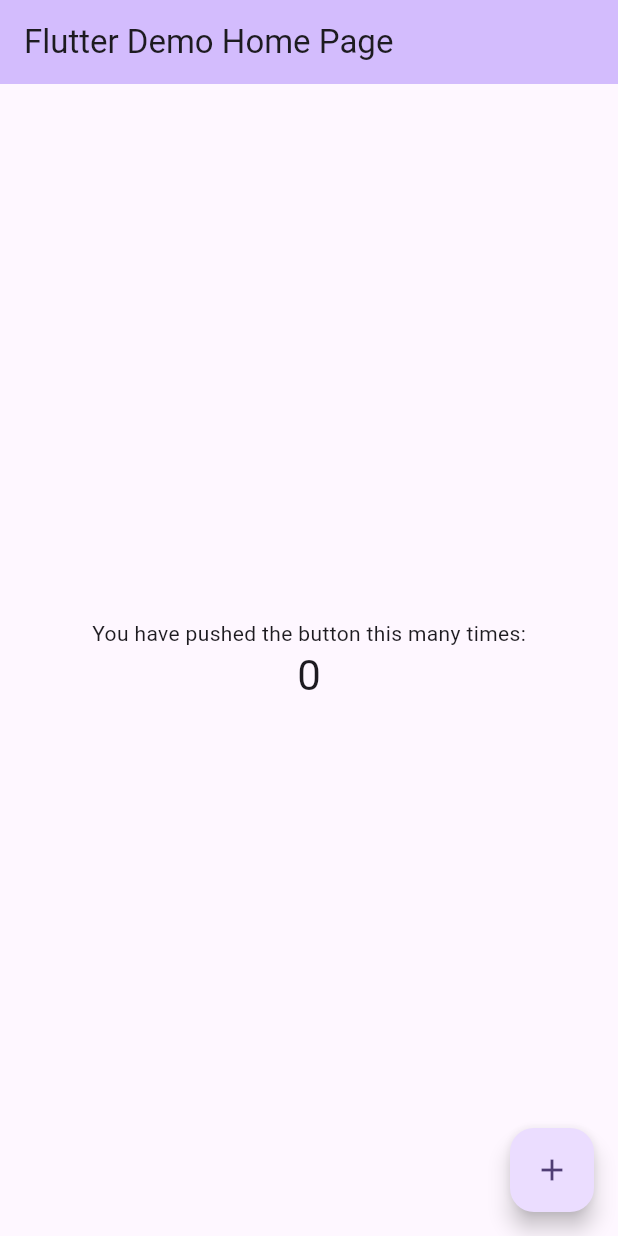
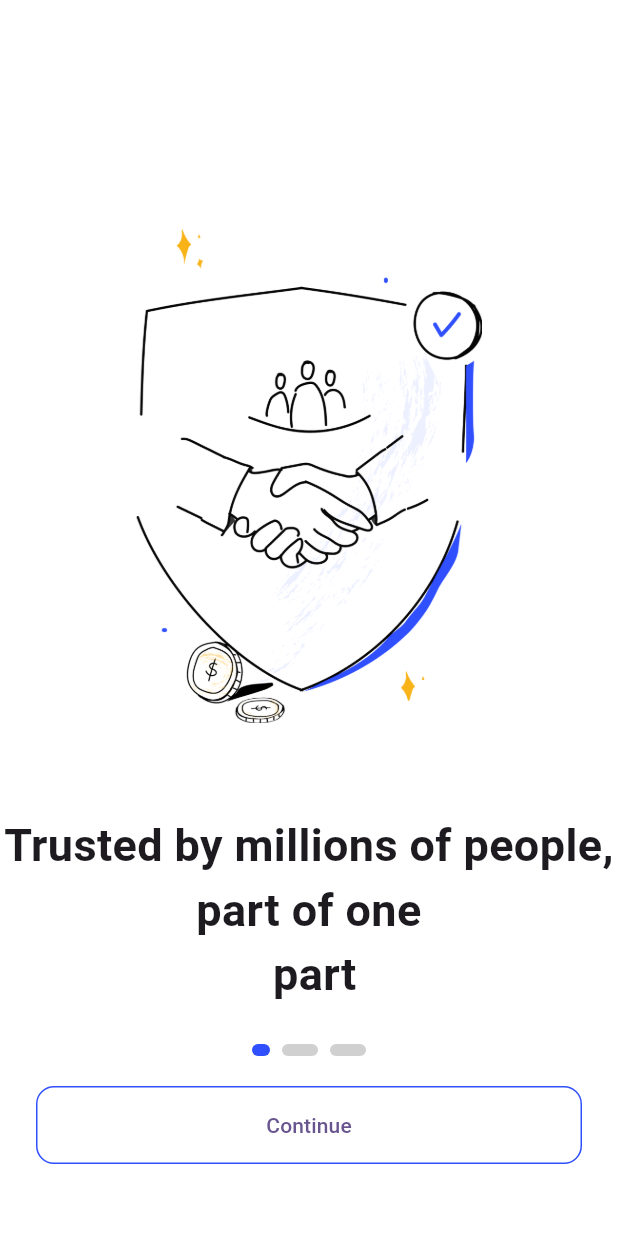
Before and after one commit to kodjozecodeur/coinpay, a Flutter app: the screen it shows after launch, on a phone screen of 412 x 824 dp. Run offline on Flutter 3.47's test engine with Material 3 defaults, Android fonts, the phone set to English and light mode, and no system bars.

Commit message:
onboarding section and fix dots matgin

```diff
--- /dev/null
+++ b/lib/constants/onboarding_data.dart
@@ -0,0 +1,22 @@
+class OnboardingData {
+  final String title;
+
+  final String imagePath;
+
+  OnboardingData({required this.title, required this.imagePath});
+}
+
+final List<OnboardingData> onboardingData = [
+  OnboardingData(
+    title: "Trusted by millions of people, part of one \n part",
+    imagePath: "assets/onboarding_img_1.png",
+  ),
+  OnboardingData(
+    title: "Spend money abroad, and track your expense",
+    imagePath: "assets/onboarding_img_2.png",
+  ),
+  OnboardingData(
+    title: "Receive Money From Anywhere In The World",
+    imagePath: "assets/onboarding_img_3.png",
+  ),
+];
--- a/lib/main.dart
+++ b/lib/main.dart
@@ -1,3 +1,4 @@
+import 'package:coinpay_app/screens/onboarding_screen.dart';
 import 'package:flutter/material.dart';
 
 void main() {
@@ -13,113 +14,10 @@ class MyApp extends StatelessWidget {
     return MaterialApp(
       title: 'Flutter Demo',
       theme: ThemeData(
-        // This is the theme of your application.
-        //
-        // TRY THIS: Try running your application with "flutter run". You'll see
-        // the application has a purple toolbar. Then, without quitting the app,
-        // try changing the seedColor in the colorScheme below to Colors.green
-        // and then invoke "hot reload" (save your changes or press the "hot
-        // reload" button in a Flutter-supported IDE, or press "r" if you used
-        // the command line to start the app).
-        //
-        // Notice that the counter didn't reset back to zero; the application
-        // state is not lost during the reload. To reset the state, use hot
-        // restart instead.
-        //
-        // This works for code too, not just values: Most code changes can be
-        // tested with just a hot reload.
         colorScheme: ColorScheme.fromSeed(seedColor: Colors.deepPurple),
         useMaterial3: true,
       ),
-      home: const MyHomePage(title: 'Flutter Demo Home Page'),
+      home: OnboardingScreen(),
     );
   }
 }
-
-class MyHomePage extends StatefulWidget {
-  const MyHomePage({super.key, required this.title});
-
-  // This widget is the home page of your application. It is stateful, meaning
-  // that it has a State object (defined below) that contains fields that affect
-  // how it looks.
-
-  // This class is the configuration for the state. It holds the values (in this
-  // case the title) provided by the parent (in this case the App widget) and
-  // used by the build method of the State. Fields in a Widget subclass are
-  // always marked "final".
-
-  final String title;
-
-  @override
-  State<MyHomePage> createState() => _MyHomePageState();
-}
-
-class _MyHomePageState extends State<MyHomePage> {
-  int _counter = 0;
-
-  void _incrementCounter() {
-    setState(() {
-      // This call to setState tells the Flutter framework that something has
-      // changed in this State, which causes it to rerun the build method below
-      // so that the display can reflect the updated values. If we changed
-      // _counter without calling setState(), then the build method would not be
-      // called again, and so nothing would appear to happen.
-      _counter++;
-    });
-  }
-
-  @override
-  Widget build(BuildContext context) {
-    // This method is rerun every time setState is called, for instance as done
-    // by the _incrementCounter method above.
-    //
-    // The Flutter framework has been optimized to make rerunning build methods
-    // fast, so that you can just rebuild anything that needs updating rather
-    // than having to individually change instances of widgets.
-    return Scaffold(
-      appBar: AppBar(
-        // TRY THIS: Try changing the color here to a specific color (to
-        // Colors.amber, perhaps?) and trigger a hot reload to see the AppBar
-        // change color while the other colors stay the same.
-        backgroundColor: Theme.of(context).colorScheme.inversePrimary,
-        // Here we take the value from the MyHomePage object that was created by
-        // the App.build method, and use it to set our appbar title.
-        title: Text(widget.title),
-      ),
-      body: Center(
-        // Center is a layout widget. It takes a single child and positions it
-        // in the middle of the parent.
-        child: Column(
-          // Column is also a layout widget. It takes a list of children and
-          // arranges them vertically. By default, it sizes itself to fit its
-          // children horizontally, and tries to be as tall as its parent.
-          //
-          // Column has various properties to control how it sizes itself and
-          // how it positions its children. Here we use mainAxisAlignment to
-          // center the children vertically; the main axis here is the vertical
-          // axis because Columns are vertical (the cross axis would be
-          // horizontal).
-          //
-          // TRY THIS: Invoke "debug painting" (choose the "Toggle Debug Paint"
-          // action in the IDE, or press "p" in the console), to see the
-          // wireframe for each widget.
-          mainAxisAlignment: MainAxisAlignment.center,
-          children: <Widget>[
-            const Text(
-              'You have pushed the button this many times:',
-            ),
-            Text(
-              '$_counter',
-              style: Theme.of(context).textTheme.headlineMedium,
-            ),
-          ],
-        ),
-      ),
-      floatingActionButton: FloatingActionButton(
-        onPressed: _incrementCounter,
-        tooltip: 'Increment',
-        child: const Icon(Icons.add),
-      ), // This trailing comma makes auto-formatting nicer for build methods.
-    );
-  }
-}
--- /dev/null
+++ b/lib/screens/onboarding_screen.dart
@@ -0,0 +1,115 @@
+import 'package:coinpay_app/constants/onboarding_data.dart';
+import 'package:coinpay_app/widgets/onboarding_card.dart';
+import 'package:flutter/material.dart';
+
+class OnboardingScreen extends StatefulWidget {
+  const OnboardingScreen({super.key});
+
+  @override
+  State<OnboardingScreen> createState() => _OnboardingScreenState();
+}
+
+class _OnboardingScreenState extends State<OnboardingScreen> {
+  int _currentPage = 0;
+  final PageController _pageController = PageController();
+  void _onPageChanged(int index) {
+    setState(() {
+      _currentPage = index;
+    });
+  }
+
+  @override
+  Widget build(BuildContext context) {
+    return Scaffold(
+      backgroundColor: Color(0xFFFFFFFF),
+      body: Stack(
+        children: [
+          PageView.builder(
+            controller: _pageController,
+            onPageChanged: _onPageChanged,
+            itemCount: onboardingData.length,
+            itemBuilder: (context, index) {
+              final data = onboardingData[index];
+              return OnboardingCard(
+                title: data.title,
+                imagePath: data.imagePath,
+              );
+            },
+          ),
+          //controller dots
+          Positioned(
+            bottom: 48,
+            left: 24,
+            right: 24,
+            child: Column(
+              children: [
+                Row(
+                  mainAxisAlignment: MainAxisAlignment.center,
+                  children: List.generate(
+                    onboardingData.length,
+                    (index) => AnimatedContainer(
+                      duration: Duration(milliseconds: 300),
+                      margin: EdgeInsets.symmetric(horizontal: 4),
+                      width: _currentPage == index ? 12 : 24,
+                      height: 8,
+                      decoration: BoxDecoration(
+                        color: _currentPage == index
+                            ? Color(0xFF304FFE)
+                            : Color(0xFFD0D0D0),
+                        borderRadius: BorderRadius.circular(14),
+                      ),
+                    ),
+                  ),
+                ),
+                SizedBox(
+                  height: 20,
+                ),
+                Row(
+                  children: [
+                    _currentPage <= 1
+                        ? Expanded(
+                            child: OutlinedButton(
+                              onPressed: () {
+                                _pageController.nextPage(
+                                    duration: Duration(milliseconds: 300),
+                                    curve: Curves.easeInOut);
+                              },
+                              style: OutlinedButton.styleFrom(
+                                  padding: EdgeInsets.symmetric(vertical: 16),
+                                  side: BorderSide(
+                                    color: Color(0xFF304FFE),
+                                  ),
+                                  shape: RoundedRectangleBorder(
+                                    borderRadius: BorderRadius.circular(12),
+                                  )),
+                              child: Text("Continue"),
+                            ),
+                          )
+                        : Expanded(
+                            child: OutlinedButton(
+                              onPressed: () {
+                                _pageController.nextPage(
+                                    duration: Duration(milliseconds: 300),
+                                    curve: Curves.easeInOut);
+                              },
+                              style: OutlinedButton.styleFrom(
+                                  padding: EdgeInsets.symmetric(vertical: 16),
+                                  side: BorderSide(
+                                    color: Color(0xFF304FFE),
+                                  ),
+                                  shape: RoundedRectangleBorder(
+                                    borderRadius: BorderRadius.circular(12),
+                                  )),
+                              child: Text("Get Started"),
+                            ),
+                          ),
+                  ],
+                )
+              ],
+            ),
+          ),
+        ],
+      ),
+    );
+  }
+}
--- /dev/null
+++ b/lib/screens/splash_screen.dart
@@ -0,0 +1,10 @@
+import 'package:flutter/material.dart';
+
+class SplashScreen extends StatelessWidget {
+  const SplashScreen({super.key});
+
+  @override
+  Widget build(BuildContext context) {
+    return const Placeholder();
+  }
+}
--- /dev/null
+++ b/lib/widgets/onboarding_card.dart
@@ -0,0 +1,34 @@
+import 'package:flutter/material.dart';
+
+class OnboardingCard extends StatelessWidget {
+  final String title;
+  final String imagePath;
+  const OnboardingCard(
+      {super.key, required this.title, required this.imagePath});
+
+  @override
+  Widget build(BuildContext context) {
+    return Container(
+      child: Column(
+        mainAxisAlignment: MainAxisAlignment.center,
+        children: [
+          Image.asset(
+            imagePath,
+            height: MediaQuery.of(context).size.height * 0.4,
+          ),
+          SizedBox(
+            height: 60,
+          ),
+          Text(
+            title,
+            style: TextStyle(
+              fontWeight: FontWeight.w600,
+              fontSize: 30,
+            ),
+            textAlign: TextAlign.center,
+          ),
+        ],
+      ),
+    );
+  }
+}
```
Also changed, not shown: pubspec.yaml (+3 -40 lines), pubspec.lock.
